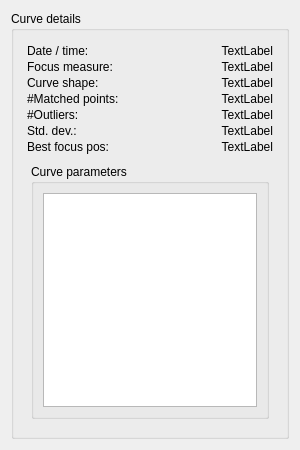
Qt form source/focus_finder/gui/focus_curve_recorder_curve_details_panel.ui (carsten0x51h/focus_finder) before a commit.
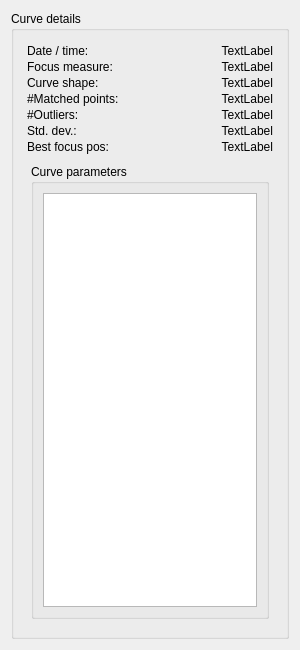
The same form after that commit.

The edit to the form file:
```diff
--- a/source/focus_finder/gui/focus_curve_recorder_curve_details_panel.ui
+++ b/source/focus_finder/gui/focus_curve_recorder_curve_details_panel.ui
@@ -7,7 +7,7 @@
     <x>0</x>
     <y>0</y>
     <width>300</width>
-    <height>450</height>
+    <height>650</height>
    </rect>
   </property>
   <property name="windowTitle">
```
